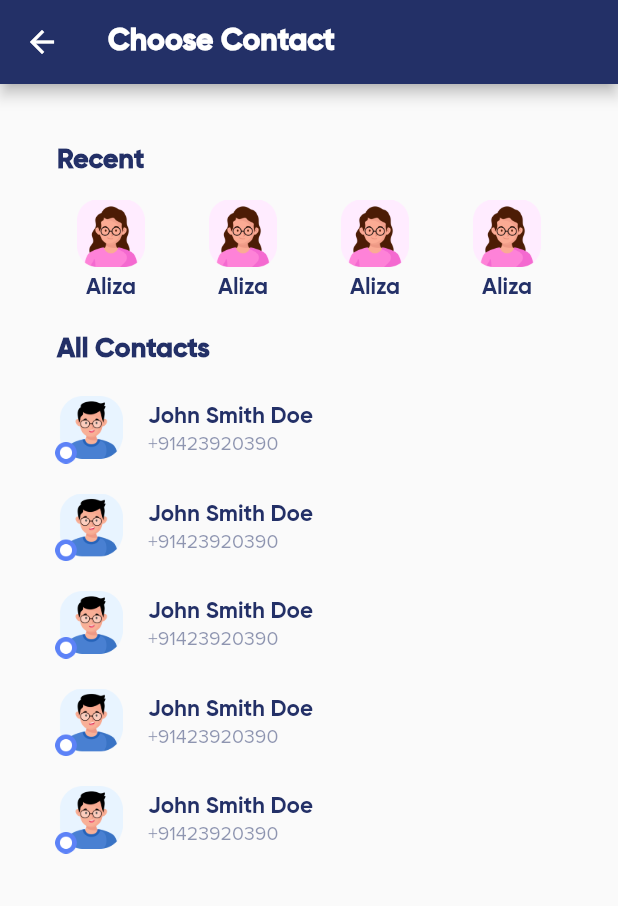
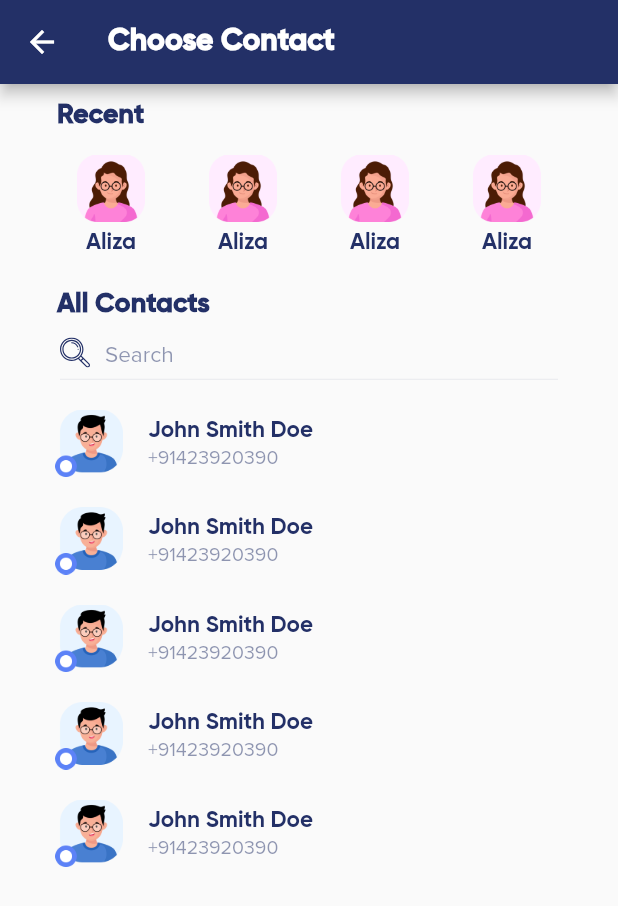
Before and after one commit to usmanabbas121/ezpay_new, a Flutter app: the Send_Money screen opened by its route, after a tap on "TO CONTACT", on a phone screen of 412 x 824 dp. Shown: the top 906 px of the screen. Run offline on Flutter 3.47's test engine with Material 2 defaults, Android fonts, the phone set to English and light mode, and no system bars; our stand-ins replace auto_size_text, carousel_slider, flutter_svg, introduction_screen; missing offline and left inert: awesome_card; project files that could hold a hidden picture were left out.

Commit message:
With send

```diff
--- a/lib/dashboard/contact_list.dart
+++ b/lib/dashboard/contact_list.dart
@@ -21,7 +21,7 @@ class _ContactlistState extends State<Contactlist> {
       body:  Container(
         child: SingleChildScrollView(
           child: Padding(
-            padding: const EdgeInsets.only(top: 40,left: 30,right: 30),
+            padding: const EdgeInsets.only(top: 10,left: 30,right: 30),
 
             child: Column(
               crossAxisAlignment: CrossAxisAlignment.start,
@@ -98,7 +98,54 @@ class _ContactlistState extends State<Contactlist> {
                       fontStyle: FontStyle.normal,
                       fontSize: 18.0, fontWeight: FontWeight.w700),),
                 ),
-
+                Padding(
+                  padding: const EdgeInsets.only(top: 05,left: 10,right: 10),
+                  child: TextFormField(
+                    style: TextStyle(
+                        fontSize: 15.0,
+                        fontFamily: "Proxmia",
+                        color: Theme.of(context)
+                            .primaryColor
+                            .withOpacity(.9),
+                        fontWeight: FontWeight.bold),
+                    decoration: InputDecoration(
+                        alignLabelWithHint: true,
+                        isDense: true,
+                        prefixIconConstraints:
+                        BoxConstraints(minHeight: 15),
+                        prefixIcon: Padding(
+                          padding: const EdgeInsets.only(
+                              right: 10, bottom: 05, top: 03),
+                          child: Container(
+                              height: 20,
+                              width: 20,
+                              child: SvgPicture.asset("assets/search.svg",color: Theme.of(context).primaryColor,)),
+                        ),
+                        floatingLabelBehavior:
+                        FloatingLabelBehavior.always,
+                        hintText: "Search",
+                        hintStyle: TextStyle(
+                            fontSize: 15.0,
+                            fontFamily: "Proxmia",
+                            color: Theme.of(context)
+                                .primaryColor
+                                .withOpacity(.5),
+                            fontWeight: FontWeight.w100),
+                        enabledBorder: UnderlineInputBorder(
+                          borderSide: BorderSide(
+                              color: Theme.of(context)
+                                  .primaryColor
+                                  .withOpacity(.2),width: 0.3),
+                        ),
+                        focusedBorder: UnderlineInputBorder(
+                          borderSide: BorderSide(
+                            color: Theme.of(context)
+                                .primaryColor
+                                .withOpacity(.5),
+                          ),
+                        )),
+                  ),
+                ),
                 SizedBox(height: 20,),
                 contactitem(),
                 contactitem(),contactitem(),
--- a/lib/dashboard/send_money.dart
+++ b/lib/dashboard/send_money.dart
@@ -263,7 +263,7 @@ class _Send_MoneyState extends State<Send_Money> {
                                         fontWeight: FontWeight.w400),
                                   ),
                                   Text(
-                                    '€ -50.00',
+                                    '£ -50.00',
                                     style: TextStyle(
                                         fontSize: 12.0,
                                         fontFamily: "Gilroy",
@@ -324,7 +324,7 @@ class _Send_MoneyState extends State<Send_Money> {
                                           fontWeight: FontWeight.w400),
                                     ),
                                     Text(
-                                      '€ -70.00',
+                                      '£ -70.00',
                                       style: TextStyle(
                                           fontSize: 12.0,
                                           fontFamily: "Gilroy",
@@ -379,7 +379,7 @@ class _Send_MoneyState extends State<Send_Money> {
             borderRadius: BorderRadius.all(Radius.circular(10)),
           ),
           child: Center(
-            child: Text("€ "+amount,style:TextStyle(
+            child: Text("£ "+amount,style:TextStyle(
                 fontSize: 15.0,
                 fontFamily: "Proxmia",
                 color: Theme.of(context).primaryColor,
```
Also changed, not shown: lib/dashboard/home.dart (+5 -5 lines), lib/dashboard/spendings.dart (+16 -16 lines), assets/search.svg (added).
